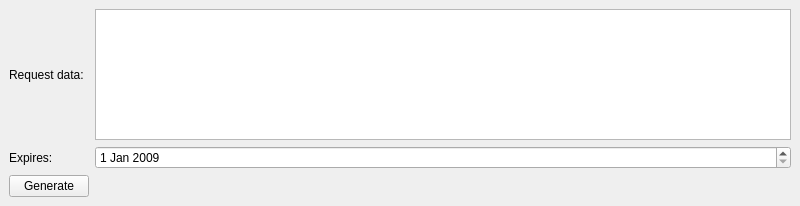
Old version of the form OpenFlipper/LicenseManager/keyGen/keygen.ui in the repository ShenRen/OpenFlipper.
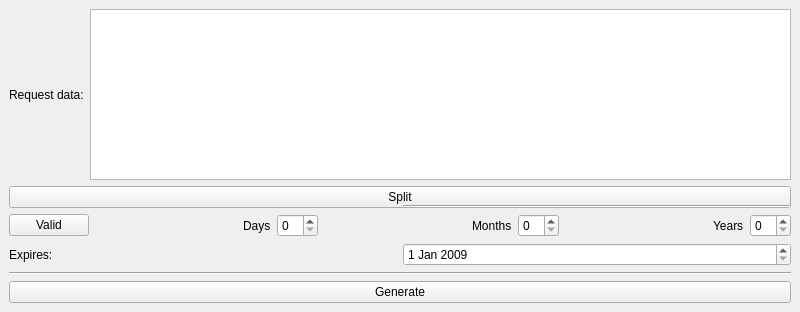
New version of the form.

Commit message: Improved license manager and keygen

```diff
--- a/OpenFlipper/LicenseManager/keyGen/keygen.ui
+++ b/OpenFlipper/LicenseManager/keyGen/keygen.ui
@@ -7,7 +7,7 @@
     <x>0</x>
     <y>0</y>
     <width>800</width>
-    <height>206</height>
+    <height>312</height>
    </rect>
   </property>
   <property name="windowTitle">
@@ -15,28 +15,140 @@
   </property>
   <widget class="QWidget" name="centralwidget">
    <layout class="QGridLayout" name="gridLayout">
-    <item row="0" column="0">
+    <item row="0" column="0" colspan="2">
+     <layout class="QHBoxLayout" name="horizontalLayout">
+      <item>
      <widget class="QLabel" name="label">
       <property name="text">
        <string>Request data:</string>
       </property>
      </widget>
     </item>
-    <item row="0" column="1">
+      <item>
      <widget class="QTextEdit" name="requestData">
       <property name="toolTip">
        <string>Enter the request received from the user into this field.</string>
       </property>
      </widget>
     </item>
-    <item row="1" column="0">
+     </layout>
+    </item>
+    <item row="1" column="0" rowspan="2" colspan="2">
+     <widget class="QPushButton" name="splitButton">
+      <property name="text">
+       <string>Split</string>
+      </property>
+     </widget>
+    </item>
+    <item row="2" column="1">
+     <widget class="Line" name="line_2">
+      <property name="orientation">
+       <enum>Qt::Horizontal</enum>
+      </property>
+     </widget>
+    </item>
+    <item row="3" column="0" colspan="2">
+     <layout class="QHBoxLayout" name="horizontalLayout_5">
+      <item>
+       <widget class="QPushButton" name="validButton">
+        <property name="text">
+         <string>Valid</string>
+        </property>
+       </widget>
+      </item>
+      <item>
+       <spacer name="horizontalSpacer">
+        <property name="orientation">
+         <enum>Qt::Horizontal</enum>
+        </property>
+        <property name="sizeHint" stdset="0">
+         <size>
+          <width>40</width>
+          <height>20</height>
+         </size>
+        </property>
+       </spacer>
+      </item>
+      <item>
+       <layout class="QHBoxLayout" name="horizontalLayout_4">
+        <item>
+         <widget class="QLabel" name="label_5">
+          <property name="text">
+           <string>Days</string>
+          </property>
+         </widget>
+        </item>
+        <item>
+         <widget class="QSpinBox" name="days"/>
+        </item>
+       </layout>
+      </item>
+      <item>
+       <spacer name="horizontalSpacer_2">
+        <property name="orientation">
+         <enum>Qt::Horizontal</enum>
+        </property>
+        <property name="sizeHint" stdset="0">
+         <size>
+          <width>40</width>
+          <height>20</height>
+         </size>
+        </property>
+       </spacer>
+      </item>
+      <item>
+       <layout class="QHBoxLayout" name="horizontalLayout_2">
+        <item>
+         <widget class="QLabel" name="label_3">
+          <property name="text">
+           <string>Months</string>
+          </property>
+         </widget>
+        </item>
+        <item>
+         <widget class="QSpinBox" name="months"/>
+        </item>
+       </layout>
+      </item>
+      <item>
+       <spacer name="horizontalSpacer_3">
+        <property name="orientation">
+         <enum>Qt::Horizontal</enum>
+        </property>
+        <property name="sizeHint" stdset="0">
+         <size>
+          <width>40</width>
+          <height>20</height>
+         </size>
+        </property>
+       </spacer>
+      </item>
+      <item>
+       <layout class="QHBoxLayout" name="horizontalLayout_3">
+        <item>
+         <widget class="QLabel" name="label_4">
+          <property name="text">
+           <string>Years</string>
+          </property>
+         </widget>
+        </item>
+        <item>
+         <widget class="QSpinBox" name="years"/>
+        </item>
+       </layout>
+      </item>
+     </layout>
+    </item>
+    <item row="4" column="0" colspan="2">
+     <layout class="QHBoxLayout" name="horizontalLayout_6">
+      <item>
      <widget class="QLabel" name="label_2">
       <property name="text">
        <string>Expires:</string>
       </property>
      </widget>
     </item>
-    <item row="1" column="1">
+      <item>
      <widget class="QDateEdit" name="expires">
       <property name="toolTip">
        <string>The date, when the license will expire.</string>
@@ -53,7 +165,16 @@
       </property>
      </widget>
     </item>
-    <item row="2" column="0">
+     </layout>
+    </item>
+    <item row="5" column="0" colspan="2">
+     <widget class="Line" name="line">
+      <property name="orientation">
+       <enum>Qt::Horizontal</enum>
+      </property>
+     </widget>
+    </item>
+    <item row="6" column="0" colspan="2">
      <widget class="QPushButton" name="generateButton">
       <property name="text">
        <string>Generate</string>
```
Lines whose indentation alone changed are shown as unchanged. The commit also changes 2 other files.
